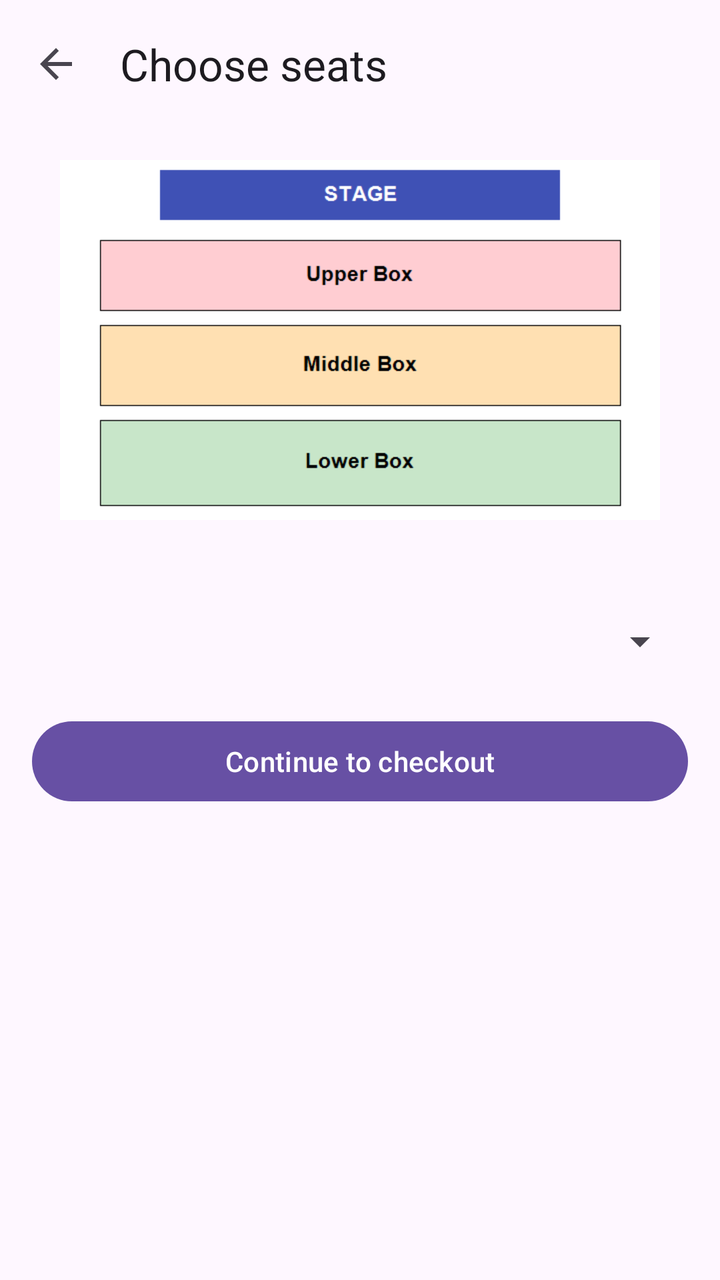
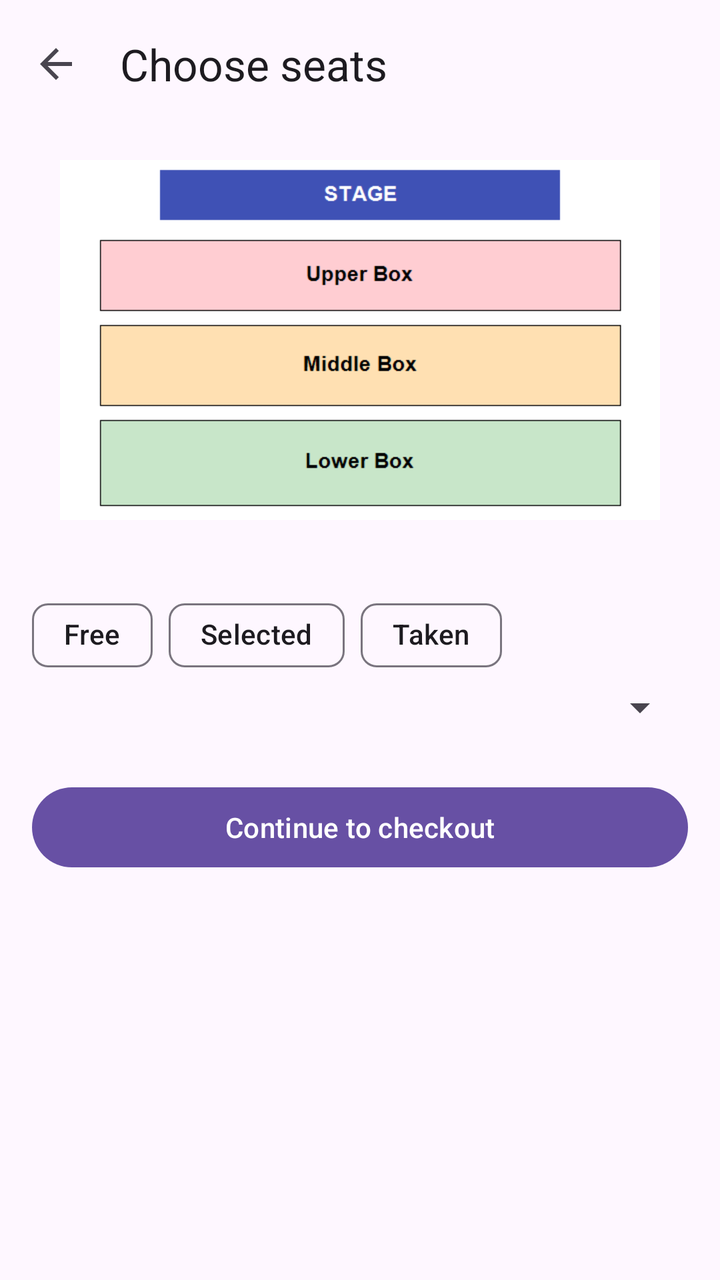

Screens rendered from an Android XML layout before and after an edit, with the pre-edit source and the edit as a unified diff.
<!-- AndroidManifest.xml: application theme Theme.Ticketree -->
<!-- res/layout/activity_seat_select.xml -->
<?xml version="1.0" encoding="utf-8"?>
<LinearLayout xmlns:android="http://schemas.android.com/apk/res/android"
    xmlns:app="http://schemas.android.com/apk/res-auto"
    android:layout_width="match_parent"
    android:layout_height="match_parent"
    android:fitsSystemWindows="true"
    android:orientation="vertical">
    <com.google.android.material.appbar.MaterialToolbar
        android:id="@+id/toolbar"
        android:layout_width="match_parent"
        android:layout_height="?attr/actionBarSize"
        app:navigationIcon="@drawable/ic_back"
        app:title="Choose seats" />
<ScrollView xmlns:android="http://schemas.android.com/apk/res/android"
    android:layout_width="match_parent"
    android:layout_height="0dp"
    android:layout_weight="1">

    <LinearLayout
        android:layout_width="match_parent"
        android:layout_height="wrap_content"
        android:orientation="vertical"
        android:padding="16dp">

        <ImageView
            android:layout_width="match_parent"
            android:layout_height="180dp"
            android:contentDescription="Seat map"
            android:scaleType="fitCenter"
            android:src="@drawable/seat_map" />

        <com.google.android.material.textview.MaterialTextView
        android:textAppearance="?attr/textAppearanceTitleMedium"
            android:id="@+id/tvInfo"
            android:layout_width="match_parent"
            android:layout_height="wrap_content"
            android:layout_marginTop="8dp" />

        <com.google.android.material.textview.MaterialTextView
            android:id="@+id/tvTimer"
            android:layout_width="match_parent"
            android:layout_height="wrap_content"
            android:textColor="?attr/colorError" />

        <Spinner
            android:id="@+id/spBox"
            android:layout_width="match_parent"
            android:layout_height="wrap_content" />

        <GridLayout
            android:id="@+id/gridSeats"
            android:layout_width="match_parent"
            android:layout_height="wrap_content"
            android:layout_marginTop="8dp"
            android:columnCount="5" />

        <com.google.android.material.button.MaterialButton
            android:id="@+id/btnContinue"
            android:layout_width="match_parent"
            android:layout_height="wrap_content"
            android:layout_marginTop="16dp"
            android:text="Continue to checkout" />
    </LinearLayout>
</ScrollView>
</LinearLayout>
<!-- resources referenced by this layout -->
<resources>
  <!-- drawable ic_back (drawable) -->
  <vector xmlns:android="http://schemas.android.com/apk/res/android"
      android:width="24dp"
      android:height="24dp"
      android:tint="?attr/colorControlNormal"
      android:viewportWidth="24"
      android:viewportHeight="24">
      <path
          android:fillColor="@android:color/white"
          android:pathData="M20,11H7.83l5.59,-5.59L12,4l-8,8 8,8 1.41,-1.41L7.83,13H20v-2z" />
  </vector>
  <!-- drawable seat_map: png bitmap (drawable, 5564 bytes) -->
  <style name="Theme.Ticketree" parent="Base.Theme.Ticketree" />
  <style name="Base.Theme.Ticketree" parent="Theme.Material3.DayNight.NoActionBar">
          
          
      </style>
</resources>

<!-- the commit's change to res/layout/activity_seat_select.xml (unified diff, before → after) -->
@@ -40,7 +40,41 @@
             android:id="@+id/tvTimer"
             android:layout_width="match_parent"
             android:layout_height="wrap_content"
-            android:textColor="?attr/colorError" />
+            android:background="@drawable/bg_banner"
+            android:gravity="center"
+            android:padding="12dp"
+            android:textAppearance="?attr/textAppearanceTitleMedium"
+            android:visibility="gone" />
+
+        <com.google.android.material.chip.ChipGroup
+            android:layout_width="match_parent"
+            android:layout_height="wrap_content"
+            android:layout_marginTop="4dp">
+
+            <com.google.android.material.chip.Chip
+                android:id="@+id/chipFree"
+                style="@style/Widget.Material3.Chip.Assist"
+                android:layout_width="wrap_content"
+                android:layout_height="wrap_content"
+                android:clickable="false"
+                android:text="Free" />
+
+            <com.google.android.material.chip.Chip
+                android:id="@+id/chipSelected"
+                style="@style/Widget.Material3.Chip.Assist"
+                android:layout_width="wrap_content"
+                android:layout_height="wrap_content"
+                android:clickable="false"
+                android:text="Selected" />
+
+            <com.google.android.material.chip.Chip
+                android:id="@+id/chipTaken"
+                style="@style/Widget.Material3.Chip.Assist"
+                android:layout_width="wrap_content"
+                android:layout_height="wrap_content"
+                android:clickable="false"
+                android:text="Taken" />
+        </com.google.android.material.chip.ChipGroup>
 
         <Spinner
             android:id="@+id/spBox"
<!-- resource entries referenced after the edit -->
@@ -1,5 +1,10 @@
 <!-- resources referenced by this layout -->
 <resources>
+  <!-- drawable bg_banner (drawable) -->
+  <shape xmlns:android="http://schemas.android.com/apk/res/android" android:shape="rectangle">
+      <solid android:color="#FFFFFF" />
+      <corners android:radius="12dp" />
+  </shape>
   <!-- drawable ic_back (drawable) -->
   <vector xmlns:android="http://schemas.android.com/apk/res/android"
       android:width="24dp"
